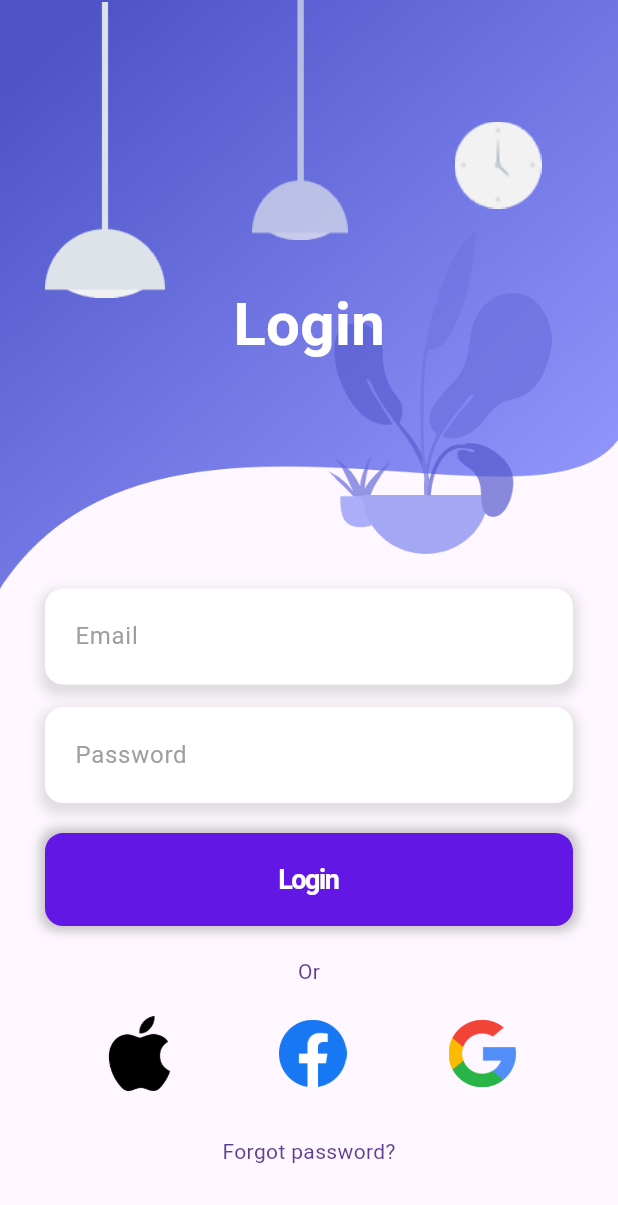
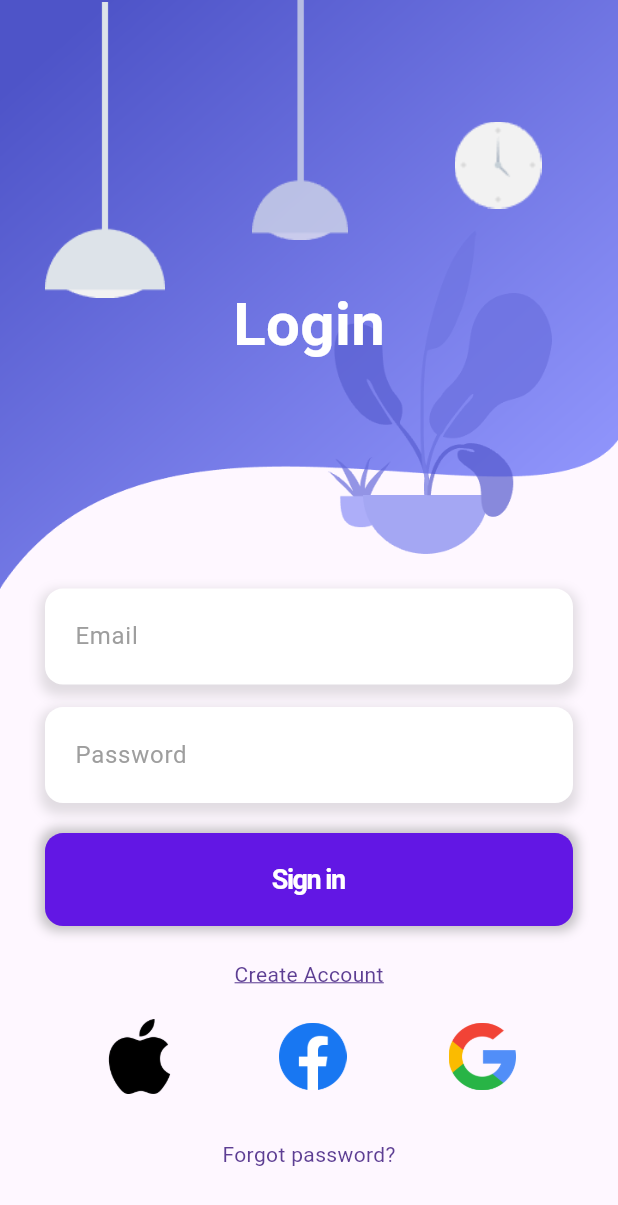
Before and after one commit to Samsrtsns/myTodosApp, a Flutter app: the screen it shows after launch, on a phone screen of 412 x 824 dp. Shown: the top 1205 px of the screen. Run offline on Flutter 3.47's test engine with Material 3 defaults, Android fonts, the phone set to English and light mode, and no system bars; our stand-ins replace animate_do, cloud_firestore, firebase_auth, firebase_core; accounts and stored records are empty.

Commit message:
sign up done

```diff
--- /dev/null
+++ b/devtools_options.yaml
@@ -0,0 +1 @@
+extensions:
--- a/lib/main.dart
+++ b/lib/main.dart
@@ -1,18 +1,26 @@
-// ignore_for_file: prefer_const_constructors
-
 import 'package:flutter/material.dart';
+import 'package:newtodoapp/provider/navbar_index.dart';
+import 'package:newtodoapp/provider/sign_in_change.dart';
+import 'package:provider/provider.dart';
 import 'package:newtodoapp/view/login/login_screen.dart';
 import 'package:firebase_core/firebase_core.dart';
 import 'firebase_options.dart';
 
-
-//Firabase connection
 void main() async {
   WidgetsFlutterBinding.ensureInitialized();
   await Firebase.initializeApp(
     options: DefaultFirebaseOptions.currentPlatform,
   );
-  runApp(MyApp());
+  runApp(
+    MultiProvider(
+      providers: [
+        ChangeNotifierProvider(create: (context) => NavbarChangeIndex()),
+        ChangeNotifierProvider(create: (context) => ChangeToSignUp()),
+        // İhtiyacınıza göre diğer sağlayıcıları ekleyin
+      ],
+      child: const MyApp(),
+    ),
+  );
 }
 
 class MyApp extends StatelessWidget {
--- /dev/null
+++ b/lib/provider/sign_in_change.dart
@@ -0,0 +1,16 @@
+import 'package:flutter/material.dart';
+
+class ChangeToSignUp with ChangeNotifier {
+  String _enterText = "Login";
+
+  String get enterText => _enterText;
+
+  void changeToScreen() {
+    if (_enterText != "Login") {
+      _enterText = "Login";
+    } else {
+      _enterText = "Register";
+    }
+    notifyListeners();
+  }
+}
--- a/lib/view/login/login_screen.dart
+++ b/lib/view/login/login_screen.dart
@@ -1,18 +1,29 @@
-// ignore_for_file: prefer_const_constructors;, prefer_const_constructors
+// ignore_for_file: prefer_const_constructors;, prefer_const_constructors, prefer_const_constructors_in_immutables
 import 'package:animate_do/animate_do.dart';
 import 'package:flutter/material.dart';
+import 'package:newtodoapp/provider/sign_in_change.dart';
+import 'package:newtodoapp/view/customWidgets/register.dart';
 import 'package:newtodoapp/viewModel/login/auth_functions.dart';
 import 'package:newtodoapp/viewModel/loginScreenFunctions/login_screen_functions.dart';
+import 'package:provider/provider.dart';
 
-class LoginScreen extends StatelessWidget {
+class LoginScreen extends StatefulWidget {
   LoginScreen({super.key});
 
+  @override
+  State<LoginScreen> createState() => _LoginScreenState();
+}
+
+class _LoginScreenState extends State<LoginScreen> {
   final emailController = TextEditingController();
   final passwordController = TextEditingController();
 
   @override
   Widget build(BuildContext context) {
     double screenHeight = MediaQuery.of(context).size.height;
+    var changeText = Provider.of<ChangeToSignUp>(context);
+
+    bool text = changeText.enterText == "Login" ? true : false;
 
     return Scaffold(
       body: SingleChildScrollView(
@@ -49,11 +60,11 @@ class LoginScreen extends StatelessWidget {
                           width: 80,
                           height: 200,
                           'assets/images/clock.png'),
-                      const Padding(
+                      Padding(
                         padding: EdgeInsets.only(top: 40),
                         child: Center(
                           child: Text(
-                            "Login",
+                            changeText.enterText,
                             style: TextStyle(
                                 color: Colors.white,
                                 fontSize: 40,
@@ -65,8 +76,12 @@ class LoginScreen extends StatelessWidget {
                   ),
                 ),
               ),
+              changeText.enterText == "Login"
+                  ? Column(
+                      children: [
                         Padding(
-                padding: EdgeInsets.only(left: 30, right: 30, bottom: 15),
+                          padding:
+                              EdgeInsets.only(left: 30, right: 30, bottom: 15),
                           child: LoginScreenFunctions.inputContainer(
                               "Email", emailController),
                         ),
@@ -78,23 +93,41 @@ class LoginScreen extends StatelessWidget {
                         ),
                         GestureDetector(
                           onTap: () {
-                  SignInService.signIn(context, emailController, passwordController);
+                            SignInService.signIn(
+                                context, emailController, passwordController);
                           },
                           child: Padding(
-                  padding: EdgeInsets.symmetric(horizontal: 30, vertical: 20),
-                  child: LoginScreenFunctions.loginContainer(),
+                            padding: EdgeInsets.only(
+                                right: 30, left: 30, bottom: 10, top: 20),
+                            child:
+                                LoginScreenFunctions.loginContainer("Sign in"),
                           ),
                         ),
-              Padding(
-                padding: EdgeInsets.only(bottom: 20),
+                      ],
+                    )
+                  : RegisterWidget(),
+              Visibility(
+                visible: text,
+                child: GestureDetector(
+                  onTap: () {
+                    changeText.changeToScreen();
+                  },
+                  child: Padding(
+                    padding: EdgeInsets.only(top: 12, bottom: 20),
                     child: Text(
-                  "Or",
+                      "Create Account",
                       style: TextStyle(
+                        decoration: TextDecoration.underline,
+                        decorationColor: Color.fromARGB(255, 93, 62, 147),
                         color: Color.fromARGB(255, 93, 62, 147),
                       ),
                     ),
                   ),
-              Row(
+                ),
+              ),
+              Visibility(
+                visible: text,
+                child: Row(
                   mainAxisAlignment: MainAxisAlignment.spaceEvenly,
                   children: [
                     LoginScreenFunctions.loginAccount(
@@ -109,12 +142,16 @@ class LoginScreen extends StatelessWidget {
                     ),
                   ],
                 ),
-              Padding(
+              ),
+              Visibility(
+                visible: text,
+                child: Padding(
                   padding: EdgeInsets.all(30),
                   child: Text(
                     "Forgot password?",
                     style: TextStyle(
                       color: Color.fromARGB(255, 93, 62, 147),
+                    ),
                   ),
                 ),
               ),
--- a/lib/viewModel/loginScreenFunctions/login_screen_functions.dart
+++ b/lib/viewModel/loginScreenFunctions/login_screen_functions.dart
@@ -66,7 +66,7 @@ static Widget inputContainer(String text,TextEditingController textEditingContro
 }
 
 //Login Container
-static Widget loginContainer() {
+static Widget loginContainer(String text) {
   return FadeInUp(
     duration: const Duration(seconds: 1),
     child: Container(
@@ -83,10 +83,10 @@ static Widget loginContainer() {
         borderRadius: BorderRadius.circular(12),
         color: const Color.fromARGB(255, 98, 23, 228),
       ),
-      child: const Center(
+      child: Center(
         child: Text(
-          "Login",
-          style: TextStyle(
+          text,
+          style: const TextStyle(
               color: Colors.white,
               fontSize: 18,
               fontWeight: FontWeight.bold,
@@ -96,6 +96,8 @@ static Widget loginContainer() {
     ),
   );
 }
+
+
 
 static Widget loginAccount(String iconsPage,{double  ? width = 45,double ? height = 45}) {
   return SizedBox(
--- a/pubspec.yaml
+++ b/pubspec.yaml
@@ -38,6 +38,8 @@ dependencies:
   animate_do: ^3.1.2
   firebase_auth: ^4.17.5
   firebase_core: ^2.25.4
+  provider: ^6.1.1
+  cloud_firestore: ^4.15.5
 
 dev_dependencies:
   flutter_test:
```
Also changed, not shown: lib/model/todosmodel/todos.dart (added, +9 -0 lines), lib/provider/navbar_index.dart (added, +22 -0 lines), lib/view/customWidgets/bottom_navigation_bar.dart (added, +70 -0 lines), lib/view/customWidgets/register.dart (added, +96 -0 lines), lib/view/menu/home_screen.dart (+119 -34 lines), lib/viewModel/addTodo/add_todo_service.dart (added, +20 -0 lines), lib/viewModel/login/auth_functions.dart (+17 -0 lines), pubspec.lock, 3 other files. Lines whose indentation alone changed are shown as unchanged.
